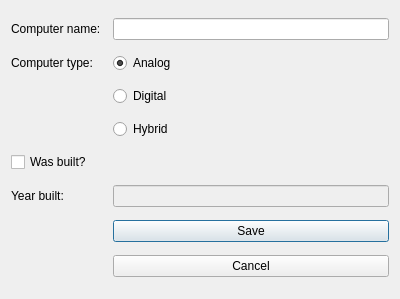
The window that computeradd.ui (stefanv15/verklegtNamskeid_skil3) describes before a commit, drawn with Qt 5.
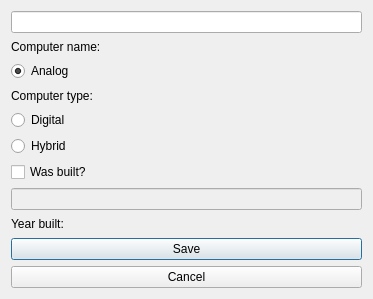
The same window after the commit.

What changed in the file:
```diff
--- a/computeradd.ui
+++ b/computeradd.ui
@@ -6,22 +6,56 @@
    <rect>
     <x>0</x>
     <y>0</y>
-    <width>400</width>
+    <width>373</width>
     <height>299</height>
    </rect>
   </property>
   <property name="windowTitle">
    <string>Add new Computer</string>
   </property>
-  <layout class="QGridLayout" name="gridLayout">
-   <item row="1" column="0">
+  <layout class="QVBoxLayout" name="verticalLayout">
+   <item>
+    <widget class="QLineEdit" name="editComputerName"/>
+   </item>
+   <item>
+    <widget class="QLabel" name="label">
+     <property name="text">
+      <string>Computer name:</string>
+     </property>
+    </widget>
+   </item>
+   <item>
+    <widget class="QRadioButton" name="radioAnalog">
+     <property name="text">
+      <string>Analog</string>
+     </property>
+     <property name="checked">
+      <bool>true</bool>
+     </property>
+    </widget>
+   </item>
+   <item>
     <widget class="QLabel" name="label_2">
      <property name="text">
       <string>Computer type:</string>
      </property>
     </widget>
    </item>
-   <item row="7" column="0" colspan="3">
+   <item>
+    <widget class="QRadioButton" name="radioDigital">
+     <property name="text">
+      <string>Digital</string>
+     </property>
+    </widget>
+   </item>
+   <item>
+    <widget class="QRadioButton" name="radioHybrid">
+     <property name="text">
+      <string>Hybrid</string>
+     </property>
+    </widget>
+   </item>
+   <item>
     <widget class="QCheckBox" name="checkWasBuilt">
      <property name="layoutDirection">
       <enum>Qt::LeftToRight</enum>
@@ -34,21 +68,21 @@
      </property>
     </widget>
    </item>
-   <item row="8" column="0">
-    <widget class="QLabel" name="label_4">
-     <property name="text">
-      <string>Year built:</string>
-     </property>
-    </widget>
-   </item>
-   <item row="8" column="2">
+   <item>
     <widget class="QLineEdit" name="editYearBuilt">
      <property name="enabled">
       <bool>false</bool>
      </property>
     </widget>
    </item>
-   <item row="9" column="2">
+   <item>
+    <widget class="QLabel" name="label_4">
+     <property name="text">
+      <string>Year built:</string>
+     </property>
+    </widget>
+   </item>
+   <item>
     <widget class="QPushButton" name="buttonOK">
      <property name="text">
       <string>Save</string>
@@ -58,47 +92,13 @@
      </property>
     </widget>
    </item>
-   <item row="10" column="2">
+   <item>
     <widget class="QPushButton" name="buttonCancel">
      <property name="text">
       <string>Cancel</string>
      </property>
     </widget>
    </item>
-   <item row="0" column="0">
-    <widget class="QLabel" name="label">
-     <property name="text">
-      <string>Computer name:</string>
-     </property>
-    </widget>
-   </item>
-   <item row="0" column="2">
-    <widget class="QLineEdit" name="editComputerName"/>
-   </item>
-   <item row="1" column="2">
-    <widget class="QRadioButton" name="radioAnalog">
-     <property name="text">
-      <string>Analog</string>
-     </property>
-     <property name="checked">
-      <bool>true</bool>
-     </property>
-    </widget>
-   </item>
-   <item row="3" column="2">
-    <widget class="QRadioButton" name="radioHybrid">
-     <property name="text">
-      <string>Hybrid</string>
-     </property>
-    </widget>
-   </item>
-   <item row="2" column="2">
-    <widget class="QRadioButton" name="radioDigital">
-     <property name="text">
-      <string>Digital</string>
-     </property>
-    </widget>
-   </item>
   </layout>
  </widget>
  <tabstops>
```
